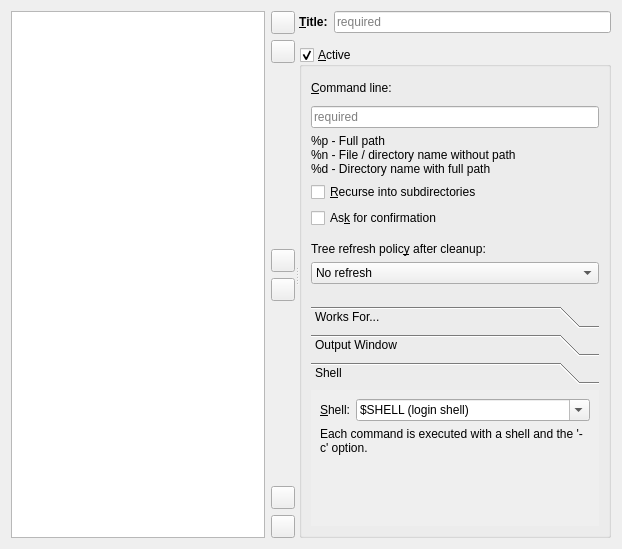
First picture: the form in src/cleanup-config-page.ui, repository Lithopsian/qt6dirstat, before the edit.
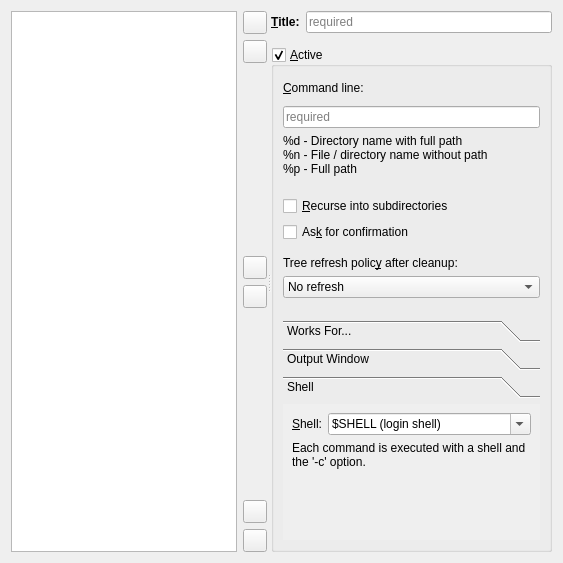
Second picture: the form after the edit. The open tabs and pages were chosen to show the change. Icons and pictures are not drawn.

Commit message:
Fix up the Cleanup confirmation dialog
Force the dialog box to get wider to support up to 90 character-filenames without wrapping.
Elide names longer than 90 characters,
Change the layout slightly, less bold, less blue.

```diff
--- a/src/cleanup-config-page.ui
+++ b/src/cleanup-config-page.ui
@@ -2,6 +2,14 @@
 <ui version="4.0">
  <class>CleanupConfigPage</class>
  <widget class="QWidget" name="CleanupConfigPage">
+  <property name="geometry">
+   <rect>
+    <x>0</x>
+    <y>0</y>
+    <width>563</width>
+    <height>563</height>
+   </rect>
+  </property>
   <layout class="QVBoxLayout" name="verticalLayout_6">
    <item>
     <widget class="QSplitter" name="splitter">
@@ -24,6 +32,9 @@
            <height>300</height>
           </size>
          </property>
+         <property name="horizontalScrollBarPolicy">
+          <enum>Qt::ScrollBarAlwaysOff</enum>
+         </property>
         </widget>
        </item>
        <item>
@@ -221,9 +232,10 @@
 executed multiple times.</string>
             </property>
             <property name="text">
-             <string>%p - Full path
+             <string>%d - Directory name with full path
 %n - File / directory name without path
-%d - Directory name with full path</string>
+%p - Full path
+</string>
             </property>
             <property name="alignment">
              <set>Qt::AlignLeading|Qt::AlignLeft|Qt::AlignVCenter</set>
@@ -485,6 +497,14 @@
              </layout>
             </widget>
             <widget class="QWidget" name="shellPage">
+             <property name="geometry">
+              <rect>
+               <x>0</x>
+               <y>0</y>
+               <width>234</width>
+               <height>136</height>
+              </rect>
+             </property>
              <attribute name="label">
               <string>Shell</string>
              </attribute>
@@ -510,7 +530,7 @@
                    <bool>true</bool>
                   </property>
                   <property name="currentText">
-                   <string/>
+                   <string>$SHELL (login shell)</string>
                   </property>
                   <item>
                    <property name="text">
```
Left out of the diff: 32 changed lines with no effect on the pictures. The commit also changes 4 other files.
